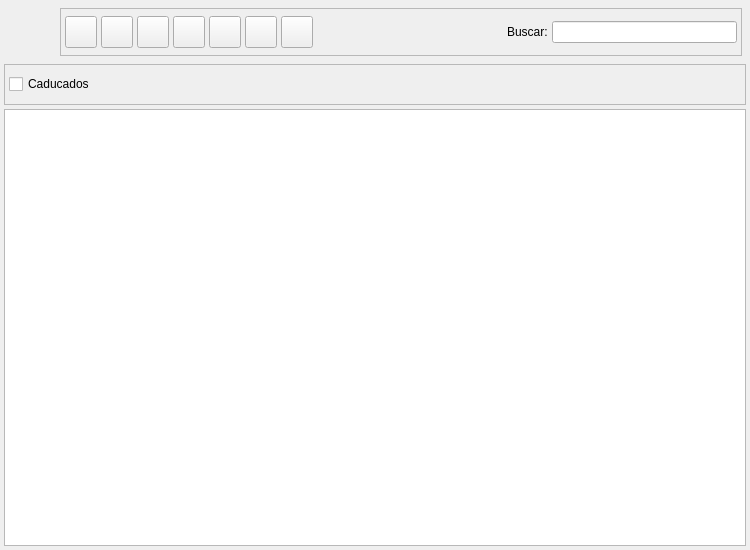
Before: the Qt Designer form bulmages/bulmafact/plugins/pluginbf_bulmatpv/zlistbase.ui in eboladev/Bulmages-1, drawn with Qt 5.
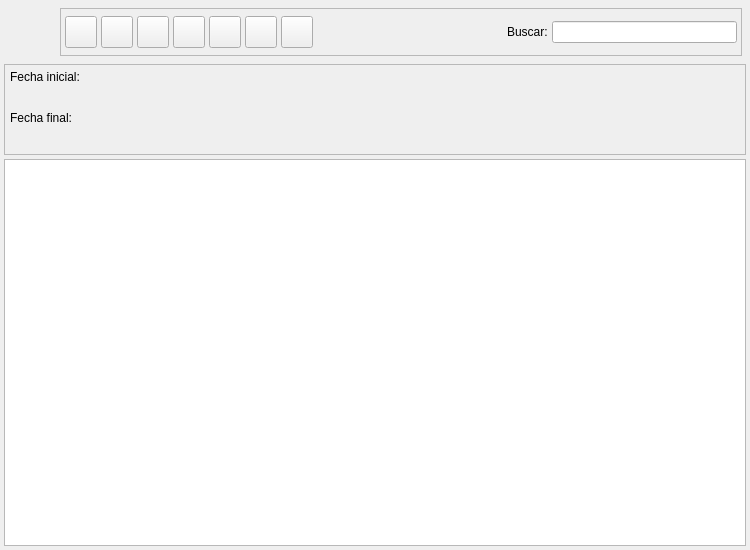
After: the same form once the commit is applied. Icons and pictures are not drawn. Custom widgets are drawn as their Qt base class.

Commit message: Agreglo campos de filtrado por fecha en el listado de cuadres de caja

Patch:
```diff
--- a/bulmages/bulmafact/plugins/pluginbf_bulmatpv/zlistbase.ui
+++ b/bulmages/bulmafact/plugins/pluginbf_bulmatpv/zlistbase.ui
@@ -395,21 +395,18 @@
      <property name="frameShadow">
       <enum>QFrame::Raised</enum>
      </property>
-     <layout class="QHBoxLayout">
-      <property name="spacing">
-       <number>4</number>
-      </property>
-      <property name="margin">
-       <number>4</number>
-      </property>
-      <item>
-       <widget class="QCheckBox" name="mui_caducados">
+     <layout class="QGridLayout" name="gridLayout">
+      <item row="0" column="0">
+       <widget class="QLabel" name="textLabel1_4">
         <property name="text">
-         <string>Caducados</string>
+         <string>Fecha inicial:</string>
+        </property>
+        <property name="alignment">
+         <set>Qt::AlignLeading|Qt::AlignLeft|Qt::AlignVCenter</set>
         </property>
        </widget>
       </item>
-      <item>
+      <item row="0" column="1" rowspan="2">
        <spacer>
         <property name="orientation">
          <enum>Qt::Horizontal</enum>
@@ -425,6 +422,48 @@
         </property>
        </spacer>
       </item>
+      <item row="1" column="0">
+       <widget class="BlDateSearch" name="m_fechain" native="true">
+        <property name="sizePolicy">
+         <sizepolicy hsizetype="Fixed" vsizetype="Preferred">
+          <horstretch>0</horstretch>
+          <verstretch>0</verstretch>
+         </sizepolicy>
+        </property>
+        <property name="minimumSize">
+         <size>
+          <width>200</width>
+          <height>21</height>
+         </size>
+        </property>
+       </widget>
+      </item>
+      <item row="2" column="0">
+       <widget class="QLabel" name="textLabel1_4_2">
+        <property name="text">
+         <string>Fecha final:</string>
+        </property>
+        <property name="alignment">
+         <set>Qt::AlignLeading|Qt::AlignLeft|Qt::AlignVCenter</set>
+        </property>
+       </widget>
+      </item>
+      <item row="3" column="0">
+       <widget class="BlDateSearch" name="m_fechafin" native="true">
+        <property name="sizePolicy">
+         <sizepolicy hsizetype="Fixed" vsizetype="Preferred">
+          <horstretch>0</horstretch>
+          <verstretch>0</verstretch>
+         </sizepolicy>
+        </property>
+        <property name="minimumSize">
+         <size>
+          <width>200</width>
+          <height>21</height>
+         </size>
+        </property>
+       </widget>
+      </item>
      </layout>
     </widget>
    </item>
@@ -440,6 +479,11 @@
    <extends>QTableWidget</extends>
    <header>bfsubform.h</header>
   </customwidget>
+  <customwidget>
+   <class>BlDateSearch</class>
+   <extends>QWidget</extends>
+   <header>bldatesearch.h</header>
+  </customwidget>
  </customwidgets>
  <resources>
   <include location="../../../bulmages.qrc"/>
```
The commit also changes 1 other file.
